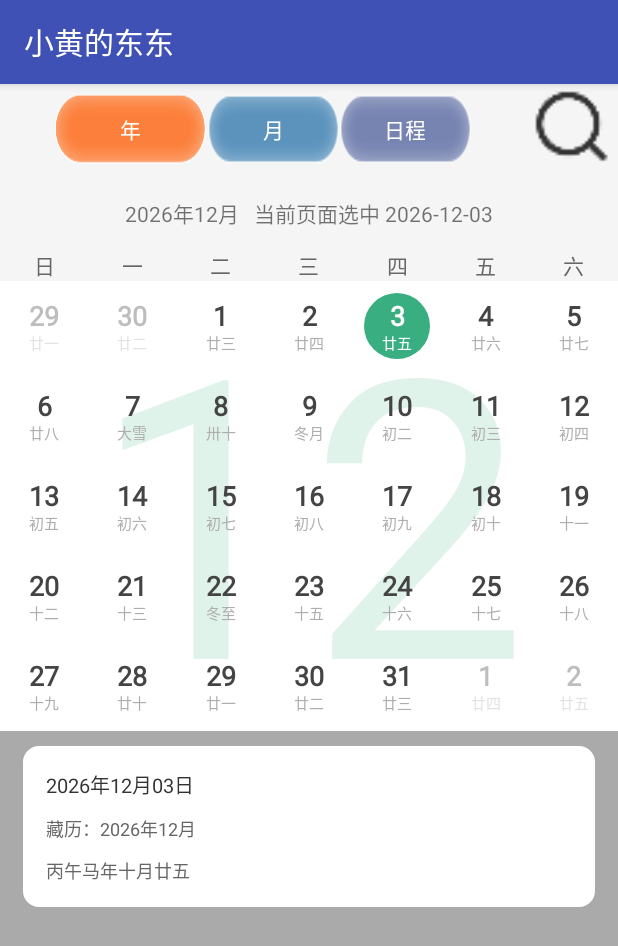
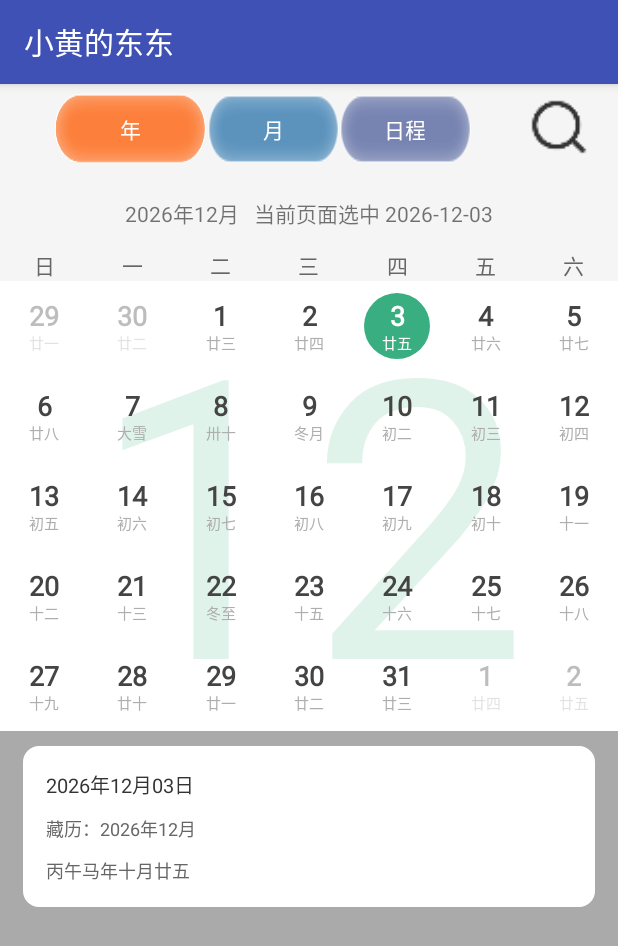
Before and after one commit to LaSeineHuang/calendar, an Android app: the screen it shows after launch (MonthActivity), after a tap on "小黄的东东", on a phone screen of 412 x 824 dp. Shown: the top 946 px of the screen. Run offline under Robolectric (Android 15) with nearby library versions, the phone set to English and light mode, and no system bars; libraries missing offline, so code that uses them is left out: com.chad.library; 5 statements that could not run were skipped.

Commit message:
提交部分代码

```diff
--- a/app/src/main/res/layout/activity_month.xml
+++ b/app/src/main/res/layout/activity_month.xml
@@ -54,8 +54,9 @@
 
             <Button
                 android:id="@+id/Search"
-                android:layout_width="60dp"
-                android:layout_height="60dp"
+                android:layout_width="45dp"
+                android:layout_height="45dp"
+                android:layout_marginRight="16dp"
                 android:background="@drawable/icon_topic_search" />
         </LinearLayout>
     </LinearLayout>
```
